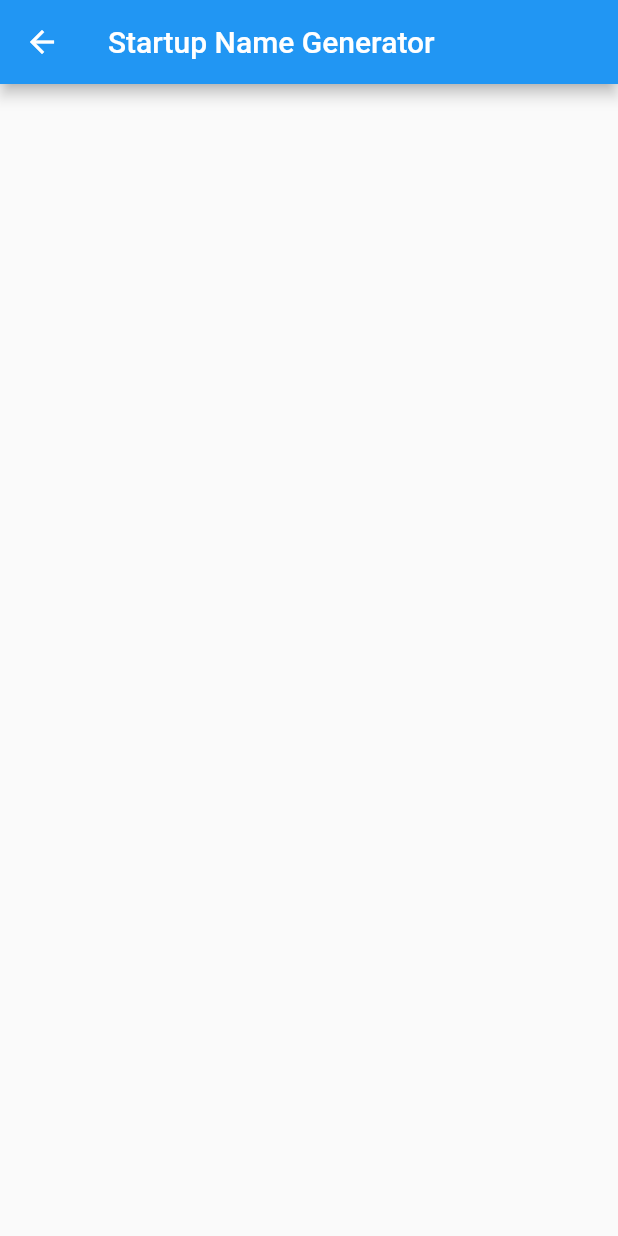
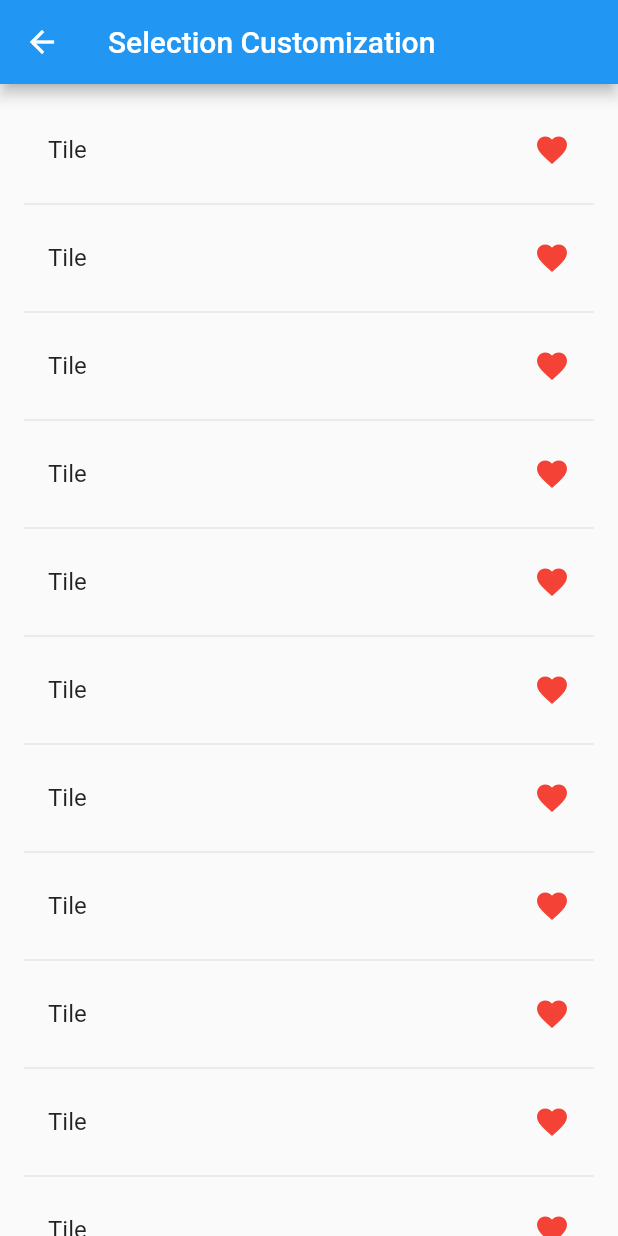
Before and after one commit to moriartyjk/Just-Eat-It, a Flutter app: the CustomizerPage screen opened by its route, on a phone screen of 412 x 824 dp. Run offline on Flutter 3.47's test engine with Material 2 defaults, Android fonts, the phone set to English and light mode, and no system bars; our stand-ins replace cloud_firestore, firebase_auth, firebase_core; accounts and stored records are empty.

Commit message:
Created general UI for list

```diff
--- a/lib/customizer.dart
+++ b/lib/customizer.dart
@@ -4,6 +4,8 @@ import 'package:cloud_firestore/cloud_firestore.dart';
 import 'package:firebase_auth/firebase_auth.dart';
 import 'firebase_options.dart';
 import 'dart:math';
+
+//Globals
 
 class CustomizerPage extends StatefulWidget {
   const CustomizerPage({ Key? key }) : super(key: key);
@@ -13,13 +15,49 @@ class CustomizerPage extends StatefulWidget {
 }
 
 class _CustomizerPageState extends State<CustomizerPage> {
+  //class globals
+  FirebaseFirestore firestore = FirebaseFirestore.instance;
+
+  //helping functions
+
   @override
   Widget build(BuildContext context) {
+
+    //build globals
+    CollectionReference restaurants = FirebaseFirestore.instance.collection("restaurants");
+
     return Scaffold(
       appBar: AppBar(
-        title: const Text('Startup Name Generator'),
+        title: const Text('Selection Customization'),
       ),
-      //body: _buildSuggestions(),
+      body: _buildSuggestions(),
     );
   }
+
+  Widget _buildSuggestions(){
+    return ListView.builder(
+      padding: const EdgeInsets.all(16),
+      itemBuilder: (context, i) {
+        if(i.isOdd){
+          return const Divider();
+        }
+
+
+        return _buildRow();
+      },
+    );
+  }
+
+  //This is where the restaurant suggestions are pulled from
+  Widget _buildRow(){
+    return const ListTile(
+      title: Text("Tile"),
+      trailing: Icon(
+        Icons.favorite,
+        color: Colors.red,
+        semanticLabel: 'Favorited',
+      ),
+    );
+
+  }
 }
--- a/lib/main.dart
+++ b/lib/main.dart
@@ -112,20 +112,17 @@ class _MyHomePageState extends State<MyHomePage> {
               Navigator.pushNamed(context, '/signup')
             }, child: const Text("Sign Up")),
             TextButton(onPressed: () => {
-              Navigator.pushNamed(context, '/restaurants')
-            }, child: const Text("Restaurant Suggestion")),
-<<<<<<< HEAD
-             TextButton(onPressed: () => {
-              Navigator.pushNamed(context, '/customizer')
-            }, child: const Text("Selection Customizing")),
-=======
-            TextButton(onPressed: () => {
               Navigator.pushNamed(context, '/login')
             }, child: const Text("Log in")),
             TextButton(onPressed: () => {
+              Navigator.pushNamed(context, '/restaurants')
+            }, child: const Text("Restaurant Suggestion")),
+             TextButton(onPressed: () => {
+              Navigator.pushNamed(context, '/customizer')
+            }, child: const Text("Selection Customization")),
+            TextButton(onPressed: () => {
               FirebaseAuth.instance.signOut()
             }, child: const Text("Log out")),
->>>>>>> 6a4e63a901f4b8955b258093ba70abdfe1184d38
           ],
         ),
       ),
```
